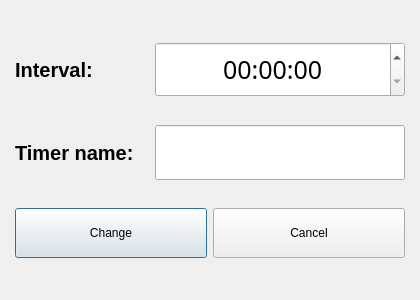
secondYearProjects/SmartTimer, file SmartTimer/changetimerdialog.ui: the form before one commit.
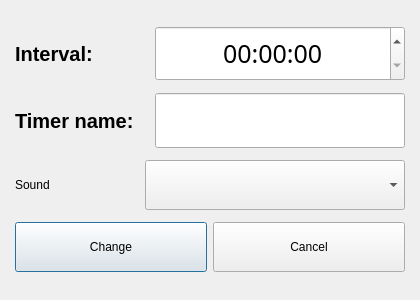
The form after the commit. Icons and pictures are not drawn.

```diff
--- a/SmartTimer/changetimerdialog.ui
+++ b/SmartTimer/changetimerdialog.ui
@@ -155,7 +155,7 @@
         </item>
        </layout>
       </item>
-      <item row="2" column="0">
+      <item row="3" column="0">
        <layout class="QHBoxLayout" name="horizontalLayout">
         <item>
          <widget class="QPushButton" name="changeButton">
@@ -197,6 +197,52 @@
         </item>
        </layout>
       </item>
+      <item row="2" column="0">
+       <layout class="QHBoxLayout" name="horizontalLayout_4">
+        <item>
+         <widget class="QLabel" name="label_3">
+          <property name="text">
+           <string>Sound</string>
+          </property>
+         </widget>
+        </item>
+        <item>
+         <spacer name="horizontalSpacer_3">
+          <property name="orientation">
+           <enum>Qt::Horizontal</enum>
+          </property>
+          <property name="sizeHint" stdset="0">
+           <size>
+            <width>40</width>
+            <height>20</height>
+           </size>
+          </property>
+         </spacer>
+        </item>
+        <item>
+         <widget class="QComboBox" name="SoundBox">
+          <property name="minimumSize">
+           <size>
+            <width>260</width>
+            <height>50</height>
+           </size>
+          </property>
+          <property name="maximumSize">
+           <size>
+            <width>260</width>
+            <height>16777215</height>
+           </size>
+          </property>
+          <property name="cursor">
+           <cursorShape>ArrowCursor</cursorShape>
+          </property>
+          <property name="currentText">
+           <string/>
+          </property>
+         </widget>
+        </item>
+       </layout>
+      </item>
      </layout>
     </widget>
    </item>
```
